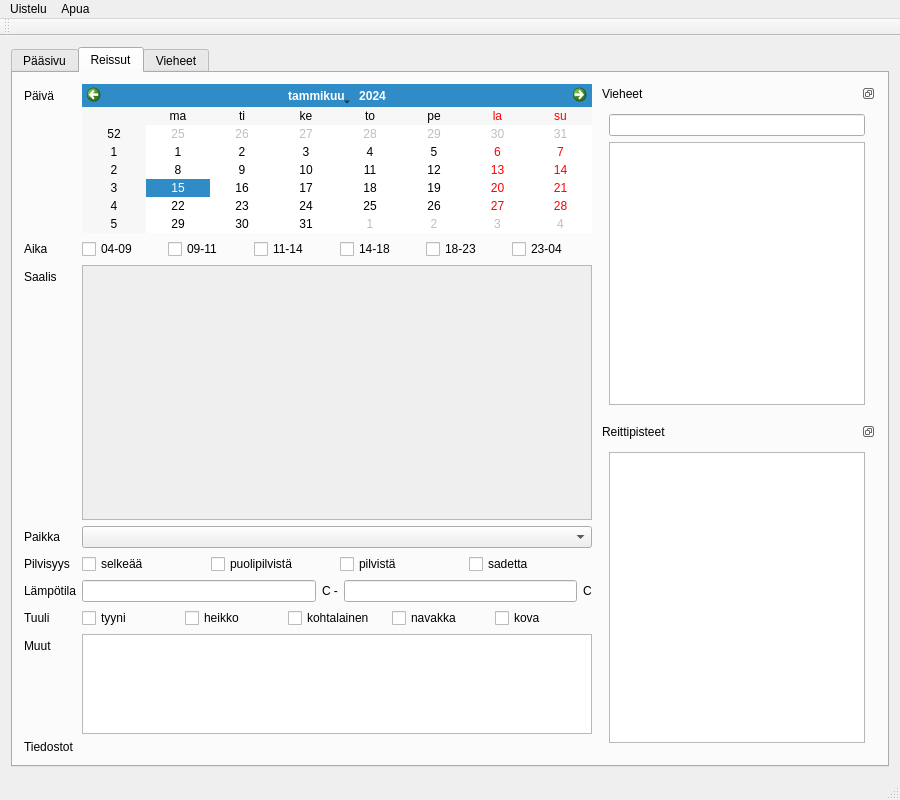
Before: the Qt Designer form mainwindow.ui in samuliwritescode/uistelupaivakirja-desktop, drawn with Qt 5.
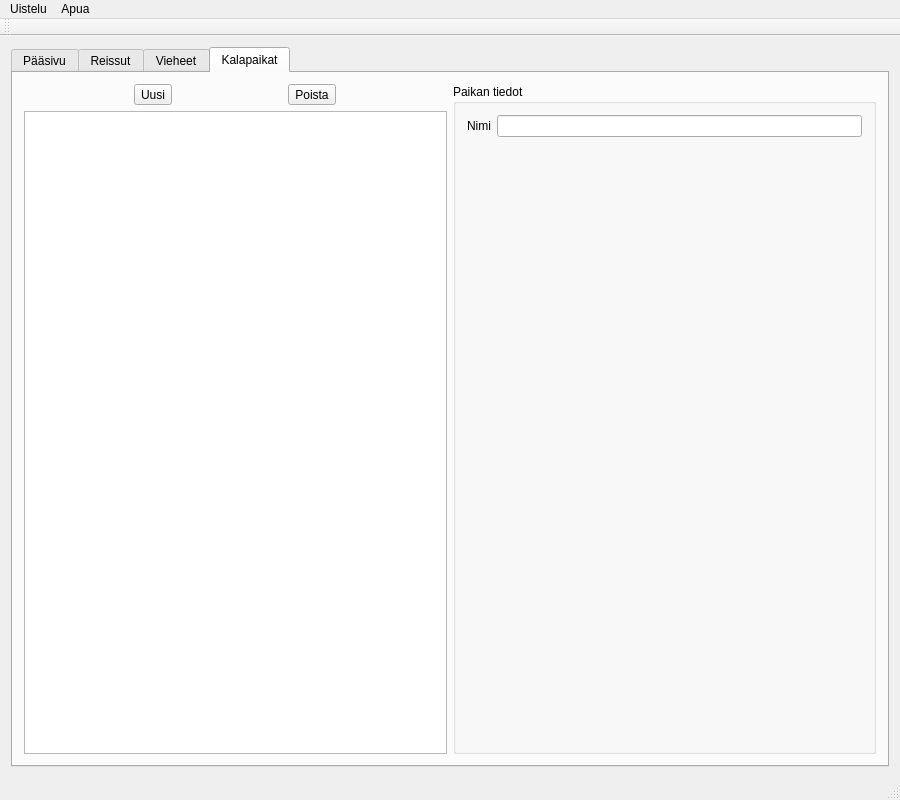
After: the same form once the commit is applied. The open tabs and pages were chosen to show the change. Icons and pictures are not drawn.

What changed in the file:
```diff
--- a/mainwindow.ui
+++ b/mainwindow.ui
@@ -50,6 +50,9 @@
         <height>64</height>
        </size>
       </property>
+      <property name="elideMode">
+       <enum>Qt::ElideRight</enum>
+      </property>
       <property name="usesScrollButtons">
        <bool>false</bool>
       </property>
@@ -59,6 +62,9 @@
       <property name="tabsClosable">
        <bool>false</bool>
       </property>
+      <property name="movable">
+       <bool>false</bool>
+      </property>
       <widget class="QWidget" name="mainTab">
        <attribute name="icon">
         <iconset resource="resources.qrc">
@@ -639,6 +645,57 @@
         </item>
        </layout>
       </widget>
+      <widget class="QWidget" name="placesTab">
+       <attribute name="title">
+        <string>Kalapaikat</string>
+       </attribute>
+       <layout class="QHBoxLayout" name="horizontalLayout">
+        <item>
+         <layout class="QVBoxLayout" name="verticalLayout">
+          <item>
+           <layout class="QHBoxLayout" name="horizontalLayout_2">
+            <item>
+             <widget class="QToolButton" name="toolButton_3">
+              <property name="text">
+               <string>Uusi</string>
+              </property>
+             </widget>
+            </item>
+            <item>
+             <widget class="QToolButton" name="toolButton_4">
+              <property name="text">
+               <string>Poista</string>
+              </property>
+             </widget>
+            </item>
+           </layout>
+          </item>
+          <item>
+           <widget class="QListWidget" name="listWidget"/>
+          </item>
+         </layout>
+        </item>
+        <item>
+         <widget class="QGroupBox" name="groupBox_2">
+          <property name="title">
+           <string>Paikan tiedot</string>
+          </property>
+          <layout class="QFormLayout" name="formLayout_3">
+           <item row="0" column="0">
+            <widget class="QLabel" name="label">
+             <property name="text">
+              <string>Nimi</string>
+             </property>
+            </widget>
+           </item>
+           <item row="0" column="1">
+            <widget class="QLineEdit" name="lineEdit"/>
+           </item>
+          </layout>
+         </widget>
+        </item>
+       </layout>
+      </widget>
      </widget>
     </item>
    </layout>
```
Left out of the diff: 6 changed lines with no effect on the pictures.
